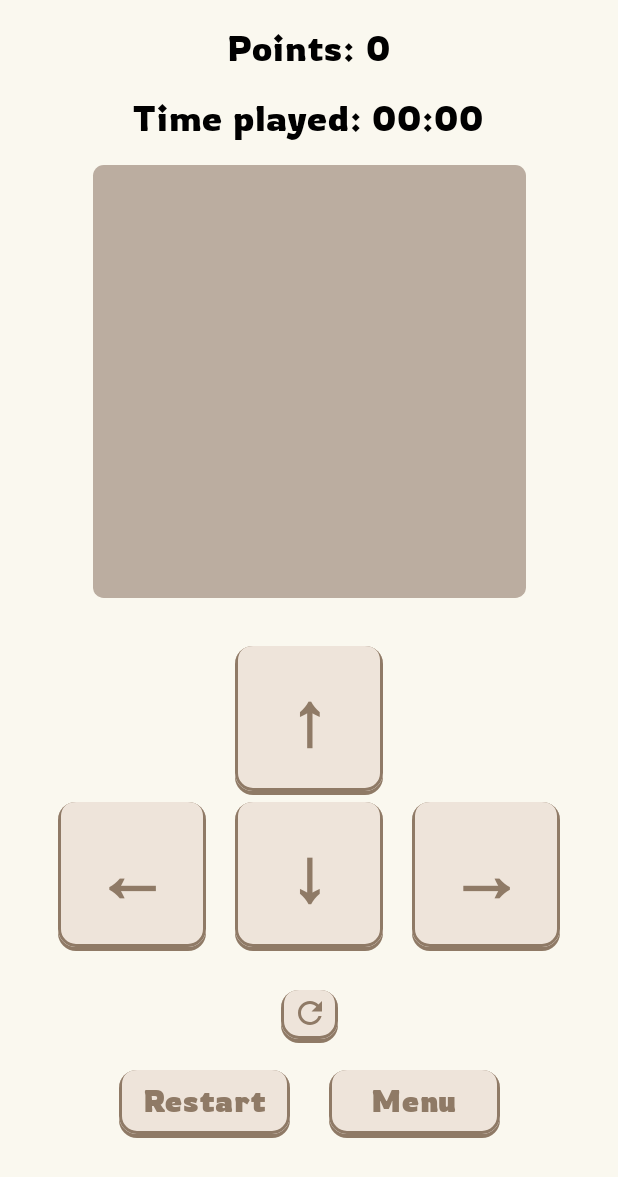
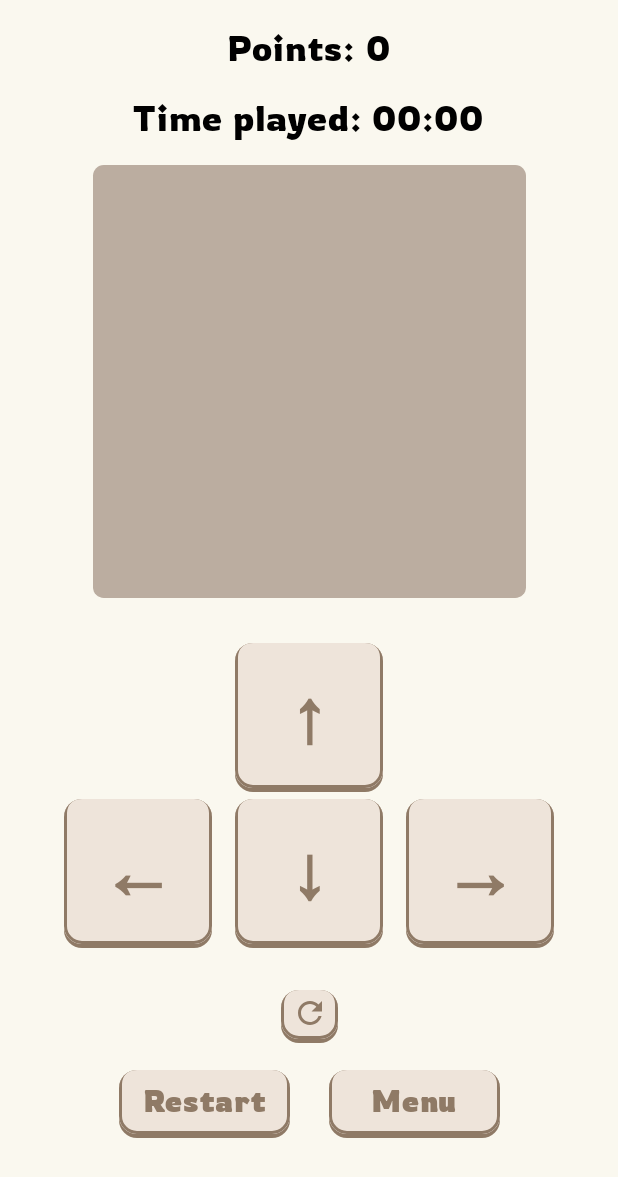
Before and after one commit to Jakon-Dev/Android-2048-GAME, an Android app built with Jetpack Compose: the GameScreen screen opened through its navigation route, on a phone screen of 412 x 824 dp. Shown: the top 1177 px of the screen. Run offline under Robolectric (Android 15) with nearby library versions, the phone set to English and light mode, and no system bars; our stand-ins replace Room's generated code.

Commit message:
DataStore, Moving Error Colours and Responsive Layout fixes.

```diff
--- a/app/build.gradle.kts
+++ b/app/build.gradle.kts
@@ -54,6 +54,7 @@ dependencies {
     implementation(libs.androidx.navigation.compose)
     implementation(libs.androidx.room.common.jvm)
     implementation(libs.androidx.room.runtime.android)
+    implementation(libs.androidx.window)
     testImplementation(libs.junit)
     androidTestImplementation(libs.androidx.junit)
     androidTestImplementation(libs.androidx.espresso.core)
--- a/app/src/main/java/com/jakondev/a2048_game/data/AchievementRepository.kt
+++ b/app/src/main/java/com/jakondev/a2048_game/data/AchievementRepository.kt
@@ -2,7 +2,6 @@ package com.jakondev.a2048_game.data
 
 import com.jakondev.a2048_game.model.Achievement
 import kotlinx.coroutines.flow.Flow
-import kotlinx.coroutines.flow.first
 
 class AchievementRepository(private val dao: AchievementDao) {
     val achievements: Flow<List<Achievement>> = dao.getAll()
@@ -16,10 +15,8 @@ class AchievementRepository(private val dao: AchievementDao) {
 
     suspend fun insertDefaults(defaults: List<Achievement>) {
         val current = dao.getAllAchievementsOnce()
-
         val existingIds = current.map { it.id }.toSet()
         val newAchievements = defaults.filterNot { it.id in existingIds }
-
         if (newAchievements.isNotEmpty()) {
             dao.insertAll(newAchievements)
         }
--- a/app/src/main/java/com/jakondev/a2048_game/data/GameDataBase.kt
+++ b/app/src/main/java/com/jakondev/a2048_game/data/GameDataBase.kt
@@ -1,11 +1,11 @@
 package com.jakondev.a2048_game.data
 
-import android.content.Context
+import android.app.Application
 import androidx.room.Database
 import androidx.room.Room
 import androidx.room.RoomDatabase
+import com.jakondev.a2048_game.model.Achievement
 import com.jakondev.a2048_game.model.GameResult
-import com.jakondev.a2048_game.model.Achievement
 
 @Database(
     entities = [GameResult::class, Achievement::class],
@@ -19,10 +19,10 @@ abstract class GameDatabase : RoomDatabase() {
     companion object {
         @Volatile private var INSTANCE: GameDatabase? = null
 
-        fun getDatabase(context: Context): GameDatabase {
+        fun getInstance(application: Application): GameDatabase {
             return INSTANCE ?: synchronized(this) {
                 Room.databaseBuilder(
-                    context.applicationContext,
+                    application,
                     GameDatabase::class.java,
                     "game_database"
                 ).fallbackToDestructiveMigration().build().also { INSTANCE = it }
--- /dev/null
+++ b/app/src/main/java/com/jakondev/a2048_game/data/UserDataStore.kt
@@ -0,0 +1,6 @@
+package com.jakondev.a2048_game.data
+
+import android.content.Context
+import androidx.datastore.preferences.preferencesDataStore
+
+val Context.userDataStore by preferencesDataStore(name = "user_prefs")
--- a/app/src/main/java/com/jakondev/a2048_game/data/UserPreferencesRepository.kt
+++ b/app/src/main/java/com/jakondev/a2048_game/data/UserPreferencesRepository.kt
@@ -1,12 +1,11 @@
 package com.jakondev.a2048_game.data
 
 import android.content.Context
-import androidx.datastore.preferences.core.*
-import androidx.datastore.preferences.preferencesDataStore
+import androidx.datastore.preferences.core.booleanPreferencesKey
+import androidx.datastore.preferences.core.edit
+import androidx.datastore.preferences.core.stringPreferencesKey
 import kotlinx.coroutines.flow.Flow
 import kotlinx.coroutines.flow.map
-
-private val Context.dataStore by preferencesDataStore(name = "user_prefs")
 
 class UserPreferencesRepository(private val context: Context) {
 
@@ -16,7 +15,7 @@ class UserPreferencesRepository(private val context: Context) {
         val USERNAME = stringPreferencesKey("username")
     }
 
-    val preferencesFlow: Flow<UserPreferences> = context.dataStore.data.map { prefs ->
+    val preferencesFlow: Flow<UserPreferences> = context.userDataStore.data.map { prefs ->
         UserPreferences(
             isMuted = prefs[IS_MUTED] ?: false,
             isDarkMode = prefs[DARK_MODE] ?: false,
@@ -25,16 +24,14 @@ class UserPreferencesRepository(private val context: Context) {
     }
 
     suspend fun updateMute(isMuted: Boolean) {
-        context.dataStore.edit { it[IS_MUTED] = isMuted }
+        context.userDataStore.edit { it[IS_MUTED] = isMuted }
     }
 
-
     suspend fun updateDarkMode(enabled: Boolean) {
-        context.dataStore.edit { it[DARK_MODE] = enabled }
+        context.userDataStore.edit { it[DARK_MODE] = enabled }
     }
 
     suspend fun updateUsername(newName: String) {
-        context.dataStore.edit { it[USERNAME] = newName }
+        context.userDataStore.edit { it[USERNAME] = newName }
     }
-
 }
--- a/app/src/main/java/com/jakondev/a2048_game/ui/game/GameControls.kt
+++ b/app/src/main/java/com/jakondev/a2048_game/ui/game/GameControls.kt
@@ -46,6 +46,11 @@ private fun GameControlsLandscape(
     val buttonWidth = 120.dp
     val buttonHeight = 50.dp
 
+    val canMoveUp by viewModel.canMoveUp.collectAsState()
+    val canMoveDown by viewModel.canMoveDown.collectAsState()
+    val canMoveLeft by viewModel.canMoveLeft.collectAsState()
+    val canMoveRight by viewModel.canMoveRight.collectAsState()
+
     Row(
         verticalAlignment = Alignment.CenterVertically,
         horizontalArrangement = Arrangement.Center
@@ -70,7 +75,11 @@ private fun GameControlsLandscape(
                 onUp = viewModel::moveUp,
                 onDown = viewModel::moveDown,
                 onLeft = viewModel::moveLeft,
-                onRight = viewModel::moveRight
+                onRight = viewModel::moveRight,
+                canMoveUp = canMoveUp,
+                canMoveDown = canMoveDown,
+                canMoveLeft = canMoveLeft,
+                canMoveRight = canMoveRight
             )
             UndoButtonSection(canUndo = canUndo) { viewModel.undoMove() }
             GameButtonsSection(viewModel, navController, buttonWidth, buttonHeight)
@@ -89,6 +98,11 @@ private fun GameControlsPortrait(
     val buttonWidth = 120.dp
     val buttonHeight = 50.dp
 
+    val canMoveUp by viewModel.canMoveUp.collectAsState()
+    val canMoveDown by viewModel.canMoveDown.collectAsState()
+    val canMoveLeft by viewModel.canMoveLeft.collectAsState()
+    val canMoveRight by viewModel.canMoveRight.collectAsState()
+
     Column(
         horizontalAlignment = Alignment.CenterHorizontally,
         verticalArrangement = Arrangement.spacedBy(5.dp)
@@ -97,7 +111,11 @@ private fun GameControlsPortrait(
             onUp = viewModel::moveUp,
             onDown = viewModel::moveDown,
             onLeft = viewModel::moveLeft,
-            onRight = viewModel::moveRight
+            onRight = viewModel::moveRight,
+            canMoveUp = canMoveUp,
+            canMoveDown = canMoveDown,
+            canMoveLeft = canMoveLeft,
+            canMoveRight = canMoveRight
         )
         UndoButtonSection(canUndo = canUndo) { viewModel.undoMove() }
         GameButtonsSection(viewModel, navController, buttonWidth, buttonHeight)
@@ -178,7 +196,7 @@ private fun GameButtonsSection(
             buttonWidth = buttonWidth,
             buttonHeight = buttonHeight,
             size = 40.dp,
-            textSize = 20.sp
+            textSize = 20.sp,
         )
         Spacer(modifier = Modifier.weight(3f))
     }
@@ -189,7 +207,11 @@ fun DirectionControls(
     onUp: () -> Unit,
     onDown: () -> Unit,
     onLeft: () -> Unit,
-    onRight: () -> Unit
+    onRight: () -> Unit,
+    canMoveUp: Boolean,
+    canMoveDown: Boolean,
+    canMoveLeft: Boolean,
+    canMoveRight: Boolean
 ) {
     BoxWithConstraints(
         modifier = Modifier
@@ -202,7 +224,7 @@ fun DirectionControls(
         val spacing = maxWidth * 0.04f
         val textSize = if (isLandscape) 30.sp else 50.sp
         val buttonHeight = buttonSize
-
+        val maxSize = 100.dp
         Column(
             horizontalAlignment = Alignment.CenterHorizontally,
             verticalArrangement = Arrangement.Center,
@@ -214,7 +236,16 @@ fun DirectionControls(
                     .wrapContentWidth(Alignment.CenterHorizontally),
                 contentAlignment = Alignment.Center
             ) {
-                StylizedButton("↑", onUp, size = buttonSize, textSize = textSize)
+                StylizedButton(
+                    "↑",
+                    onClick = onUp,
+                    size = buttonSize,
+                    textSize = textSize,
+                    maxSize = maxSize,
+                    buttonColor = getPalette().surface,
+                    textColor = getPalette().tertiary,
+                    onPressValidation = { canMoveUp }
+                )
             }
 
             Row(
@@ -224,11 +255,38 @@ fun DirectionControls(
                     .fillMaxWidth()
                     .height(buttonHeight)
             ) {
-                StylizedButton("←", onLeft, size = buttonSize, textSize = textSize)
+                StylizedButton(
+                    "←",
+                    onClick = onLeft,
+                    size = buttonSize,
+                    textSize = textSize,
+                    maxSize = maxSize,
+                    buttonColor = getPalette().surface,
+                    textColor = getPalette().tertiary,
+                    onPressValidation = { canMoveLeft }
+                )
                 Spacer(modifier = Modifier.width(spacing))
-                StylizedButton("↓", onDown, size = buttonSize, textSize = textSize)
+                StylizedButton(
+                    "↓",
+                    onClick = onDown,
+                    size = buttonSize,
+                    textSize = textSize,
+                    maxSize = maxSize,
+                    buttonColor = getPalette().surface,
+                    textColor = getPalette().tertiary,
+                    onPressValidation = { canMoveDown }
+                )
                 Spacer(modifier = Modifier.width(spacing))
-                StylizedButton("→", onRight, size = buttonSize, textSize = textSize)
+                StylizedButton(
+                    "→",
+                    onClick = onRight,
+                    size = buttonSize,
+                    textSize = textSize,
+                    maxSize = maxSize,
+                    buttonColor = getPalette().surface,
+                    textColor = getPalette().tertiary,
+                    onPressValidation = { canMoveRight }
+                )
             }
         }
     }
--- a/app/src/main/java/com/jakondev/a2048_game/ui/navigation/AppNavigation.kt
+++ b/app/src/main/java/com/jakondev/a2048_game/ui/navigation/AppNavigation.kt
@@ -5,11 +5,11 @@ import androidx.compose.runtime.collectAsState
 import androidx.navigation.compose.NavHost
 import androidx.navigation.compose.composable
 import androidx.navigation.compose.rememberNavController
+import com.jakondev.a2048_game.ui.game.GameScreen
 import com.jakondev.a2048_game.ui.navigation.menus.AchievementsMenu
 import com.jakondev.a2048_game.ui.navigation.menus.SettingsMenu
 import com.jakondev.a2048_game.ui.navigation.menus.ShopMenu
 import com.jakondev.a2048_game.viewmodel.GameViewModel
-import com.jakondev.a2048_game.ui.game.GameScreen
 import com.jakondev.a2048_game.ui.navigation.menus.GameSettingsMenu
 import com.jakondev.a2048_game.ui.navigation.menus.HistoryScreen
 import com.jakondev.a2048_game.ui.navigation.menus.InfoMenu
--- a/app/src/main/java/com/jakondev/a2048_game/ui/navigation/MainMenu.kt
+++ b/app/src/main/java/com/jakondev/a2048_game/ui/navigation/MainMenu.kt
@@ -178,7 +178,6 @@ fun BottomNavigationRow(navController: NavController) {
         verticalAlignment = Alignment.CenterVertically
     ) {
         val buttons = listOf(
-            Triple(Icons.Filled.ShoppingCart, R.string.shop, "shop"),
             Triple(Icons.Filled.Star, R.string.achievements, "achievements"),
             Triple(Icons.Filled.DateRange, R.string.match_history, "history"),
             Triple(Icons.Filled.Settings, R.string.settings, "settings")
--- a/app/src/main/java/com/jakondev/a2048_game/ui/navigation/menus/InfoMenu.kt
+++ b/app/src/main/java/com/jakondev/a2048_game/ui/navigation/menus/InfoMenu.kt
@@ -97,8 +97,7 @@ fun InfoMenu(
                             title = stringResource(id = R.string.tutorial_controles_title),
                             description = stringResource(id = R.string.tutorial_controles_info)
                         )
-                        Spacer(modifier = Modifier.weight(0.1f))
-
+                        Spacer(modifier = Modifier.weight(2f))
                     }
                     Spacer(modifier = Modifier.weight(0.1f))
                     Column(
--- a/app/src/main/java/com/jakondev/a2048_game/util/StylizedButton.kt
+++ b/app/src/main/java/com/jakondev/a2048_game/util/StylizedButton.kt
@@ -8,6 +8,7 @@ import androidx.compose.foundation.gestures.detectTapGestures
 import androidx.compose.foundation.layout.Box
 import androidx.compose.foundation.layout.height
 import androidx.compose.foundation.layout.offset
+import androidx.compose.foundation.layout.sizeIn
 import androidx.compose.foundation.layout.width
 import androidx.compose.foundation.shape.RoundedCornerShape
 import androidx.compose.material.icons.Icons
@@ -52,8 +53,10 @@ fun StylizedButton(
     buttonColor: androidx.compose.ui.graphics.Color = getPalette().surface,
     outlineColor: androidx.compose.ui.graphics.Color = getPalette().tertiary,
     icon: @Composable (() -> Unit)? = null,
-    textColor: androidx.compose.ui.graphics.Color = getPalette().tertiary
-) {
+    textColor: androidx.compose.ui.graphics.Color = getPalette().tertiary,
+    maxSize: Dp? = null,
+    onPressValidation: (() -> Boolean)? = null,
+    ) {
     var pressed by remember { mutableStateOf(false) }
 
     val cornerRadius = 12.dp
@@ -77,9 +80,26 @@ fun StylizedButton(
         label = "outlineHeight"
     )
 
+    val dynamicButtonColor = if (pressed && onPressValidation != null && !onPressValidation()) {
+        getPalette().error
+    } else {
+        buttonColor
+    }
+
+    val dynamicTextColor = if (pressed && onPressValidation != null && !onPressValidation()) {
+        getPalette().onError
+    } else {
+        textColor
+    }
+
     Box(
         contentAlignment = Alignment.BottomCenter,
         modifier = Modifier
+            .then(
+                if (maxSize != null) {
+                    Modifier.sizeIn(maxWidth = maxSize, maxHeight = maxSize)
+                } else Modifier
+            )
             .width(computedButtonWidth)
             .height(computedButtonHeight)
     ) {
@@ -99,15 +119,18 @@ fun StylizedButton(
                     .width(computedButtonWidth)
                     .height(computedButtonHeight)
                     .clip(RoundedCornerShape(cornerRadius))
-                    .background(buttonColor)
+                    .background(dynamicButtonColor)
                     .border(2.dp, outlineColor, RoundedCornerShape(cornerRadius))
                     .pointerInput(Unit) {
                         detectTapGestures(
                             onPress = {
                                 pressed = true
+                                val isValid = onPressValidation?.invoke() ?: true
                                 try {
                                     awaitRelease()
-                                    onClick()
+                                    if (isValid) {
+                                        onClick()
+                                    }
                                 } finally {
                                     pressed = false
                                 }
@@ -124,7 +147,7 @@ fun StylizedButton(
                         fontSize = textSize,
                         fontFamily = Rowdies,
                         fontWeight = FontWeight.Bold,
-                        color = textColor
+                        color = dynamicTextColor
                     )
                 }
             }
--- a/app/src/main/java/com/jakondev/a2048_game/viewmodel/GameViewModel.kt
+++ b/app/src/main/java/com/jakondev/a2048_game/viewmodel/GameViewModel.kt
@@ -25,7 +25,7 @@ class GameViewModel(application: Application) : AndroidViewModel(application) {
     private val _userPreferences = MutableStateFlow(com.jakondev.a2048_game.data.UserPreferences())
     val userPreferences: StateFlow<com.jakondev.a2048_game.data.UserPreferences> = _userPreferences
 
-    private val achievementRepo = AchievementRepository(GameDatabase.getDatabase(application).achievementDao())
+    private val achievementRepo = AchievementRepository(GameDatabase.getInstance(getApplication()).achievementDao())
     val achievements = achievementRepo.achievements.stateIn(
         viewModelScope,
         SharingStarted.WhileSubscribed(5000),
@@ -100,6 +100,18 @@ class GameViewModel(application: Application) : AndroidViewModel(application) {
     val gameOverReason = MutableStateFlow<String>("timeout")
 
     private var userAlias = "Player"
+
+    private val _canMoveUp = MutableStateFlow(true)
+    val canMoveUp: StateFlow<Boolean> = _canMoveUp
+
+    private val _canMoveDown = MutableStateFlow(true)
+    val canMoveDown: StateFlow<Boolean> = _canMoveDown
+
+    private val _canMoveLeft = MutableStateFlow(true)
+    val canMoveLeft: StateFlow<Boolean> = _canMoveLeft
+
+    private val _canMoveRight = MutableStateFlow(true)
+    val canMoveRight: StateFlow<Boolean> = _canMoveRight
 
     // -------------------------
     // TEMPORIZADOR
@@ -218,7 +230,7 @@ class GameViewModel(application: Application) : AndroidViewModel(application) {
             GameMode.COUNTDOWN_30 -> _time.value = 30 * 60
             else -> _time.value = 0
         }
-
+        updateMovableDirections()
         startTimer()
     }
 
@@ -255,24 +267,68 @@ class GameViewModel(application: Application) : AndroidViewModel(application) {
     // MOVIMIENTOS
     // -------------------------
 
+    enum class Direction {
+        UP, DOWN, LEFT, RIGHT
+    }
+
+    private fun updateMovableDirections() {
+        _canMoveUp.value = canMoveInDirection(Direction.UP)
+        _canMoveDown.value = canMoveInDirection(Direction.DOWN)
+        _canMoveLeft.value = canMoveInDirection(Direction.LEFT)
+        _canMoveRight.value = canMoveInDirection(Direction.RIGHT)
+    }
+
+    private fun canMoveInDirection(direction: Direction): Boolean {
+        val currentBoard = _board.value
+
+        for (row in 0 until ROWS) {
+            for (col in 0 until COLUMNS) {
+                val current = currentBoard[row][col]
+                if (current == 0) continue
+
+                val (nextRow, nextCol) = when (direction) {
+                    Direction.UP -> row - 1 to col
+                    Direction.DOWN -> row + 1 to col
+                    Direction.LEFT -> row to col - 1
+                    Direction.RIGHT -> row to col + 1
+                }
+
+                if (nextRow !in 0 until ROWS || nextCol !in 0 until COLUMNS) continue
+
+                val target = currentBoard[nextRow][nextCol]
+
+                if (target == 0 || target == current) {
+                    return true
+                }
+            }
+        }
+        return false
+    }
+
+
+
     fun moveLeft() {
         Log.d(TAG, "Move: LEFT")
         moveRows { merge(it) }
+        updateMovableDirections()
     }
 
     fun moveRight() {
         Log.d(TAG, "Move: RIGHT")
         moveRows { merge(it.reversedArray()).reversedArray() }
+        updateMovableDirections()
     }
 
     fun moveUp() {
         Log.d(TAG, "Move: UP")
         moveColumns { merge(it) }
+        updateMovableDirections()
     }
 
     fun moveDown() {
         Log.d(TAG, "Move: DOWN")
         moveColumns { merge(it.reversedArray()).reversedArray() }
+        updateMovableDirections()
     }
 
 
@@ -417,11 +473,9 @@ class GameViewModel(application: Application) : AndroidViewModel(application) {
         )
 
         viewModelScope.launch {
-            val db = GameDatabase.getDatabase(context)
+            val db = GameDatabase.getInstance(getApplication())
             val repo = GameRepository(db.gameResultDao())
             repo.insert(gameResult)
         }
     }
-
-
 }
--- a/app/src/main/java/com/jakondev/a2048_game/viewmodel/SampleBoards.kt
+++ b/app/src/main/java/com/jakondev/a2048_game/viewmodel/SampleBoards.kt
@@ -16,13 +16,13 @@ class SampleBoards {
         intArrayOf(0, 0, 0, 0),
         intArrayOf(0, 0, 0, 0),
         intArrayOf(0, 0, 0, 1024),
-        intArrayOf(0, 0, 0, 1024),
+        intArrayOf(0, 0, 0, 1024)
     )
 
     val maxTable = arrayOf(
         intArrayOf(2, 2, 4, 8),
         intArrayOf(128, 64, 32, 16),
         intArrayOf(256, 512, 1024, 2048),
-        intArrayOf(32768, 16384, 8192, 4092),
+        intArrayOf(32768, 16384, 8192, 4092)
     )
 }
--- a/app/src/main/java/com/jakondev/a2048_game/viewmodel/SettingsViewModel.kt
+++ b/app/src/main/java/com/jakondev/a2048_game/viewmodel/SettingsViewModel.kt
@@ -33,5 +33,4 @@ class SettingsViewModel(application: Application) : AndroidViewModel(application
             repo.updateUsername(name)
         }
     }
-
 }
--- a/app/src/main/java/com/jakondev/a2048_game/viewmodel/SettingsViewModelFactory.kt
+++ b/app/src/main/java/com/jakondev/a2048_game/viewmodel/SettingsViewModelFactory.kt
@@ -7,7 +7,6 @@ import androidx.lifecycle.ViewModelProvider
 class SettingsViewModelFactory(
     private val application: Application
 ) : ViewModelProvider.Factory {
-
     override fun <T : ViewModel> create(modelClass: Class<T>): T {
         if (modelClass.isAssignableFrom(SettingsViewModel::class.java)) {
             @Suppress("UNCHECKED_CAST")
--- a/app/src/main/res/values/strings.xml
+++ b/app/src/main/res/values/strings.xml
@@ -60,4 +60,5 @@
     <string name="AC_tile_512_desc">Make a 512 tile</string>
     <string name="AC_tile_1024_desc">Make a 1024 tile</string>
     <string name="AC_tile_2048_desc">Make a 2048 tile</string>
+    <string name="no_matches_history">There are no matches in the history.</string>
 </resources>
--- a/gradle/libs.versions.toml
+++ b/gradle/libs.versions.toml
@@ -13,6 +13,7 @@ navigationCompose = "2.8.9"
 roomCommonJvm = "2.7.1"
 roomRuntimeAndroid = "2.7.1"
 room = "2.7.1"
+window = "1.4.0"
 
 
 [libraries]
@@ -37,6 +38,7 @@ androidx-room-runtime-android = { group = "androidx.room", name = "room-runtime-
 androidx-datastore-preferences = { group = "androidx.datastore", name = "datastore-preferences", version = "1.0.0" }
 androidx-room-ktx = { group = "androidx.room", name = "room-ktx", version.ref = "room" }
 androidx-room-compiler = { group = "androidx.room", name = "room-compiler", version.ref = "room" }
+androidx-window = { group = "androidx.window", name = "window", version.ref = "window" }
 
 
 
```
Also changed, not shown: app/src/main/java/com/jakondev/a2048_game/ui/navigation/menus/HistoryScreen.kt (+20 -9 lines), app/src/main/java/com/jakondev/a2048_game/util/TimeUtils.kt (added, +7 -0 lines), app/src/main/java/com/jakondev/a2048_game/data/UserPreferences.kt (line endings or trailing spaces), app/src/main/java/com/jakondev/a2048_game/model/Achievement.kt (line endings or trailing spaces), 2 other files.
